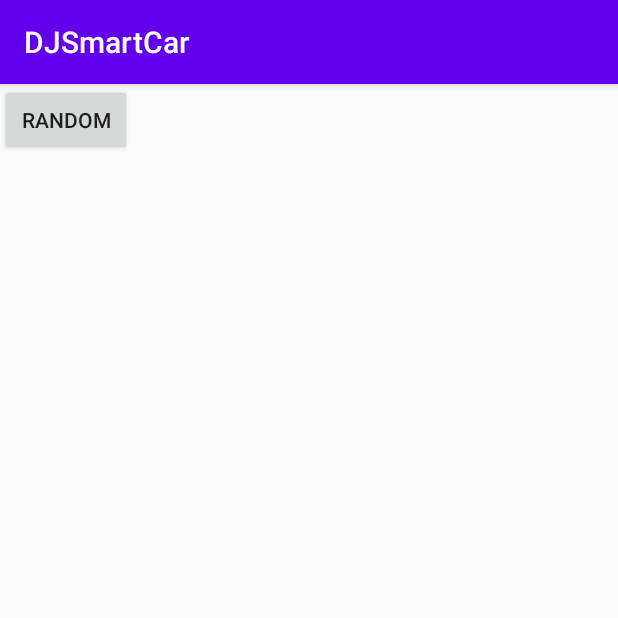
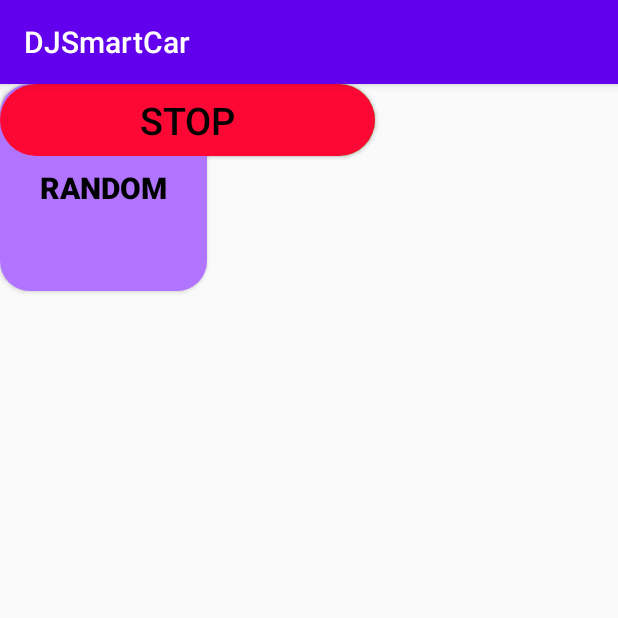
Before and after one commit to DIT112-V20/group-06, an Android app: the screen it shows after launch (MainActivity), on a phone screen of 412 x 824 dp, the top half of it. Run offline under Robolectric (Android 15) with nearby library versions, the phone set to English and light mode, and no system bars.

Commit message:
Add UI buttons
Added start, stop and random buttons to the UI. Updated colors and activity_main XML documents.

Resolves #44

```diff
--- /dev/null
+++ b/src/app/app/src/main/res/drawable/random_button.xml
@@ -0,0 +1,8 @@
+<?xml version="1.0" encoding="utf-8"?>
+<shape xmlns:android="http://schemas.android.com/apk/res/android"
+    android:shape="rectangle">
+    <solid android:color="@color/randomButtonColor"/>
+    <size android:height="138.58dp"/>
+    <size android:width="136.95dp"/>
+    <corners android:radius="20dp"/>
+</shape>
--- /dev/null
+++ b/src/app/app/src/main/res/drawable/start_button.xml
@@ -0,0 +1,8 @@
+<?xml version="1.0" encoding="utf-8"?>
+<shape xmlns:android="http://schemas.android.com/apk/res/android"
+    android:shape="rectangle">
+
+    <solid android:color="@color/startButtonColor"/>
+    <corners android:radius="150dp"/>
+
+</shape>
--- /dev/null
+++ b/src/app/app/src/main/res/drawable/stop_button.xml
@@ -0,0 +1,8 @@
+<?xml version="1.0" encoding="utf-8"?>
+<shape xmlns:android="http://schemas.android.com/apk/res/android"
+    android:shape="rectangle">
+
+    <solid android:color="@color/stopButtonColor"/>
+    <corners android:radius="150dp"/>
+
+</shape>
--- a/src/app/app/src/main/res/layout/activity_main.xml
+++ b/src/app/app/src/main/res/layout/activity_main.xml
@@ -23,4 +23,44 @@
         android:text="@string/random_button"
         tools:ignore="MissingConstraints" />
 
+        <Button
+            android:layout_width="250dp"
+            android:layout_height="wrap_content"
+            android:layout_centerHorizontal="true"
+            android:layout_centerVertical="true"
+            android:background="@drawable/start_button"
+            android:text="Start"
+            android:textColor="#000"
+            android:textSize="25sp"
+            android:textStyle="normal"
+            tools:layout_editor_absoluteX="80dp"
+            tools:layout_editor_absoluteY="472dp" />
+
+        <Button
+            android:layout_width="138dp"
+            android:layout_height="138dp"
+            android:layout_centerHorizontal="true"
+            android:layout_centerVertical="true"
+            android:background="@drawable/random_button"
+            android:text="Random"
+            android:textColor="#000"
+            android:textSize="20sp"
+            android:textStyle="bold"
+            tools:layout_editor_absoluteX="126dp"
+            tools:layout_editor_absoluteY="229dp" />
+
+        <Button
+            android:layout_width="250dp"
+            android:layout_height="wrap_content"
+            android:layout_centerHorizontal="true"
+            android:layout_centerVertical="true"
+            android:background="@drawable/stop_button"
+            android:text="Stop"
+            android:textColor="#000"
+            android:textSize="25sp"
+            android:textStyle="normal"
+            tools:layout_editor_absoluteX="80dp"
+            tools:layout_editor_absoluteY="549dp" />
+
+
 </androidx.constraintlayout.widget.ConstraintLayout>
--- a/src/app/app/src/main/res/values/colors.xml
+++ b/src/app/app/src/main/res/values/colors.xml
@@ -3,4 +3,11 @@
     <color name="colorPrimary">#6200EE</color>
     <color name="colorPrimaryDark">#3700B3</color>
     <color name="colorAccent">#03DAC5</color>
+    <color name="startButtonColor">#39FD08</color>
+    <color name="strokeColor">#000000</color>
+    <color name="randomButtonColor">#B174FF</color>
+    <color name="nonSelectedButtonColor">#2ECBFD</color>
+    <color name="selectedButtonColor">#2B08E0FD</color>
+    <color name="stopButtonColor">#FD0834</color>
+
 </resources>
```
Also changed, not shown: src/app/app/gradle/wrapper/gradle-wrapper.properties (added), 3 other files.
